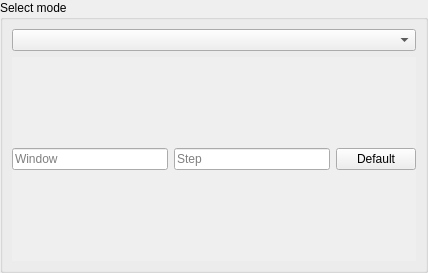
Before: the Qt Designer form Plugins/org.mitk.gui.qt.radiomics/src/internal/QmitkRadiomicsStatisticCaPTkHeaderViewControls.ui in dboun/MITK, drawn with Qt 5.
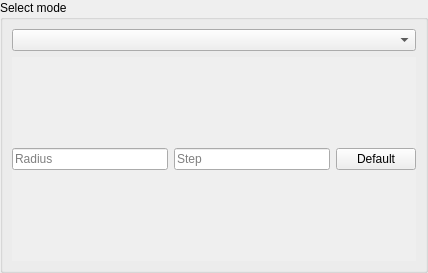
After: the same form once the commit is applied.

What changed in the file:
```diff
--- a/Plugins/org.mitk.gui.qt.radiomics/src/internal/QmitkRadiomicsStatisticCaPTkHeaderViewControls.ui
+++ b/Plugins/org.mitk.gui.qt.radiomics/src/internal/QmitkRadiomicsStatisticCaPTkHeaderViewControls.ui
@@ -73,7 +73,7 @@
               <string/>
              </property>
              <property name="placeholderText">
-              <string>Window</string>
+              <string>Radius</string>
              </property>
             </widget>
            </item>
```
Left out of the diff: 2 changed lines with no effect on the pictures.
